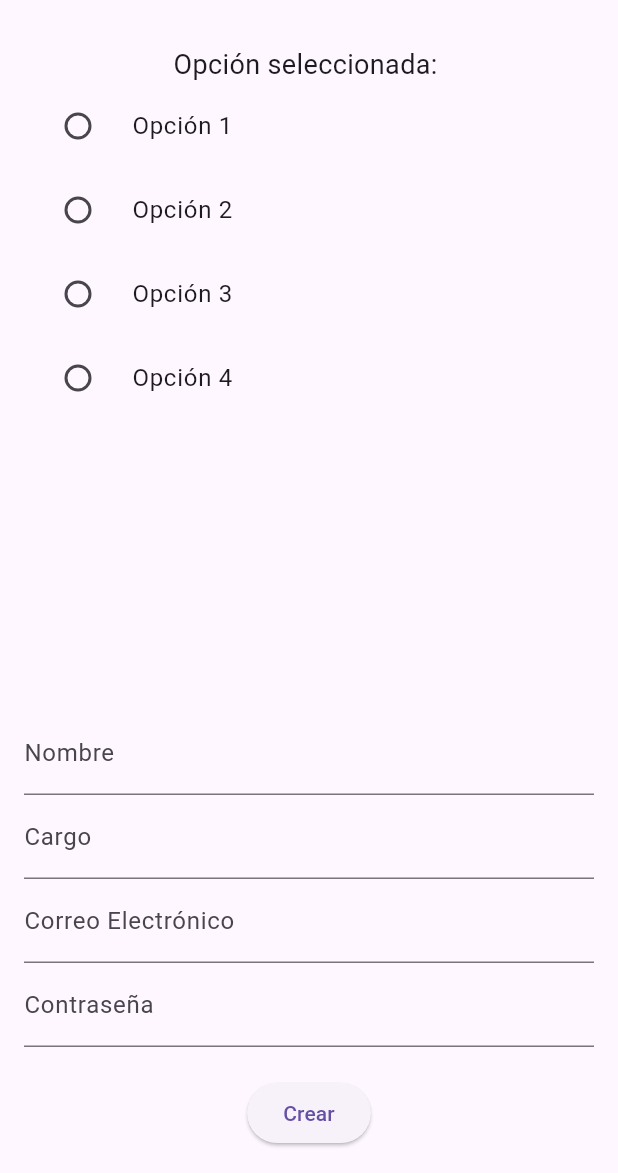
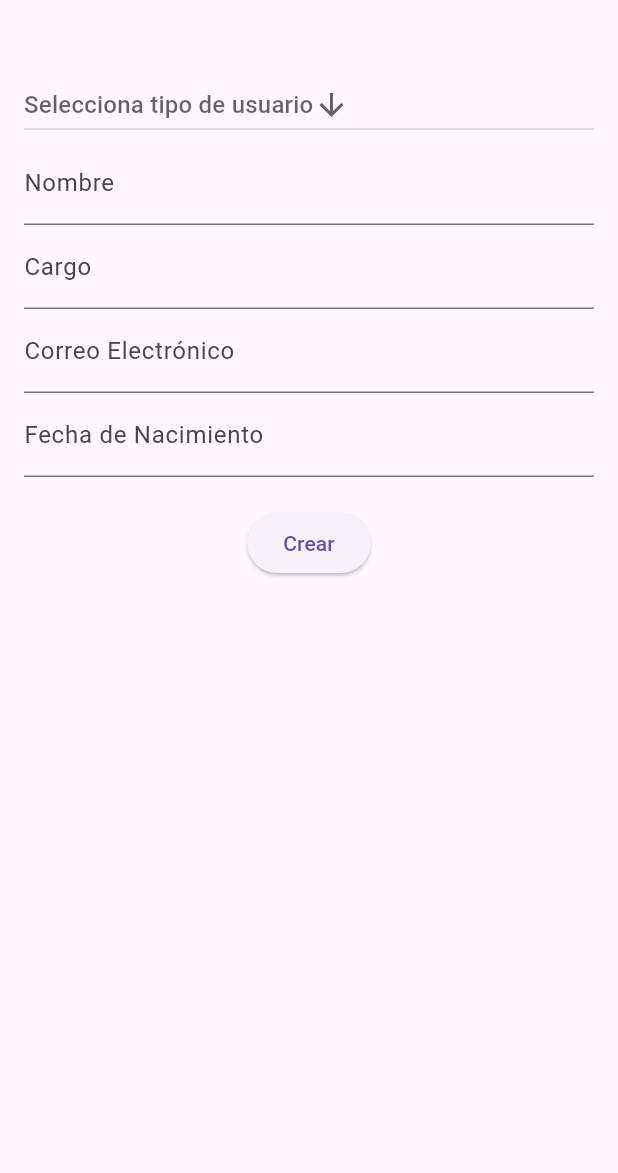
Before and after one commit to AngieMeza27/DIGAU, a Flutter app: the screen it shows after launch, on a phone screen of 412 x 824 dp, the part 63-1236 px from its top. Run offline on Flutter 3.47's test engine with Material 3 defaults, Android fonts, the phone set to English and light mode, and no system bars.

Commit message:
Gral.agregar: Campos fecha nac y tipo de usuario

```diff
--- /dev/null
+++ b/lib/componets/dropdown_selector.dart
@@ -0,0 +1,32 @@
+import 'package:flutter/material.dart';
+
+class DropdownSelector extends StatefulWidget {
+  final List<String> opciones;
+  DropdownSelector({required this.opciones});
+
+  @override
+  _DropdownSelectorState createState() => _DropdownSelectorState();
+}
+
+class _DropdownSelectorState extends State<DropdownSelector> {
+  String? _opcionSeleccionada;
+  @override
+  Widget build(BuildContext context) {
+    return DropdownButton<String>(
+      hint: Text('Selecciona tipo de usuario'),
+      value: _opcionSeleccionada,
+      icon: Icon(Icons.arrow_downward),
+      onChanged: (String? nuevaOpcion) {
+        setState(() {
+          _opcionSeleccionada = nuevaOpcion; // Actualiza la opción seleccionada
+        });
+      },
+      items: widget.opciones.map<DropdownMenuItem<String>>((String opcion) {
+        return DropdownMenuItem<String>(
+          value: opcion,
+          child: Text(opcion),
+        );
+      }).toList(), // Genera las opciones del dropdown
+    );
+  }
+}
--- a/lib/componets/form.dart
+++ b/lib/componets/form.dart
@@ -1,5 +1,5 @@
 import 'package:flutter/material.dart';
-import './opciones_selector.dart';
+import './dropdown_selector.dart';
 
 class RegistroFormulario extends StatefulWidget {
   @override
@@ -14,12 +14,7 @@ class _RegistroFormularioState extends State<RegistroFormulario> {
   String _password = '';
   String _cargo = '';
   String _opcionSeleccionada = '';
-
-  void _manejarSeleccion(String opcion) {
-    setState(() {
-      _opcionSeleccionada = opcion;
-    });
-  }
+  DateTime? _fechaNacimiento;
 
   @override
   Widget build(BuildContext context) {
@@ -27,16 +22,20 @@ class _RegistroFormularioState extends State<RegistroFormulario> {
       key: _formKey,
       child: Column(
         children: <Widget>[
-          Text(
-              'Opción seleccionada: $_opcionSeleccionada',
-              style: TextStyle(fontSize: 18),
+            Padding(
+            padding: const EdgeInsets.only(top: 16.0),
+            child: Column(
+              crossAxisAlignment: CrossAxisAlignment.start,
+              children: [
+                Container(
+                  width: double.infinity, // Esto hace que ocupe todo el ancho
+                  child:  DropdownSelector(
+                       opciones: ['Administrador','Cliente','Reaccion'],
+                   ),
+                ),
+              ],
             ),
-            Expanded(
-              child: OpcionesSelector(
-                opciones: ['Opción 1', 'Opción 2', 'Opción 3', 'Opción 4'], // Las opciones que deseas mostrar
-                onSeleccionado: _manejarSeleccion, // Callback para manejar la selección
-              ),
-            ),
+          ),
           TextFormField(
             decoration: InputDecoration(labelText: 'Nombre'),
             validator: (value) {
@@ -74,17 +73,32 @@ class _RegistroFormularioState extends State<RegistroFormulario> {
               _email = value ?? '';
             },
           ),
-          TextFormField(
-            decoration: InputDecoration(labelText: 'Contraseña'),
-            obscureText: true,
+           TextFormField(
+            readOnly: true, // Esto evita que el usuario escriba en el campo
+            decoration: InputDecoration(
+              labelText: 'Fecha de Nacimiento',
+              hintText: _fechaNacimiento != null
+                  ? '${_fechaNacimiento!.day}/${_fechaNacimiento!.month}/${_fechaNacimiento!.year}'
+                  : 'Agrega Fecha',
+            ),
+            onTap: () async {
+              DateTime? pickedDate = await showDatePicker(
+                context: context,
+                initialDate: DateTime(2000), // Fecha inicial por defecto
+                firstDate: DateTime(1900), // Fecha mínima
+                lastDate: DateTime.now(), // Fecha máxima es hoy
+              );
+              if (pickedDate != null) {
+                setState(() {
+                  _fechaNacimiento = pickedDate;
+                });
+              }
+            },
             validator: (value) {
-              if (value == null || value.isEmpty) {
-                return 'Por favor ingresa una contraseña';
+              if (_fechaNacimiento == null) {
+                return 'Por favor selecciona tu fecha de nacimiento';
               }
               return null;
-            },
-            onSaved: (value) {
-              _password = value ?? '';
             },
           ),
           SizedBox(height: 20),
--- a/lib/componets/opciones_selector.dart
+++ /dev/null
@@ -1,37 +0,0 @@
-
-import 'package:flutter/material.dart';
-
-class OpcionesSelector extends StatefulWidget {
-  final List<String> opciones; // Lista de opciones a mostrar
-  final Function(String) onSeleccionado; // Función callback para obtener la opción seleccionada
-
-  OpcionesSelector({required this.opciones, required this.onSeleccionado});
-
-  @override
-  _OpcionesSelectorState createState() => _OpcionesSelectorState();
-}
-
-class _OpcionesSelectorState extends State<OpcionesSelector> {
-  String? _opcionSeleccionada; // Almacena la opción seleccionada
-
-  @override
-  Widget build(BuildContext context) {
-    return ListView.builder(
-      shrinkWrap: true, // Para ajustar el tamaño al contenido
-      itemCount: widget.opciones.length,
-      itemBuilder: (context, index) {
-        return RadioListTile<String>(
-          title: Text(widget.opciones[index]),
-          value: widget.opciones[index],
-          groupValue: _opcionSeleccionada,
-          onChanged: (String? value) {
-            setState(() {
-              _opcionSeleccionada = value;
-            });
-            widget.onSeleccionado(value!); // Llamamos al callback con la opción seleccionada
-          },
-        );
-      },
-    );
-  }
-}
```
